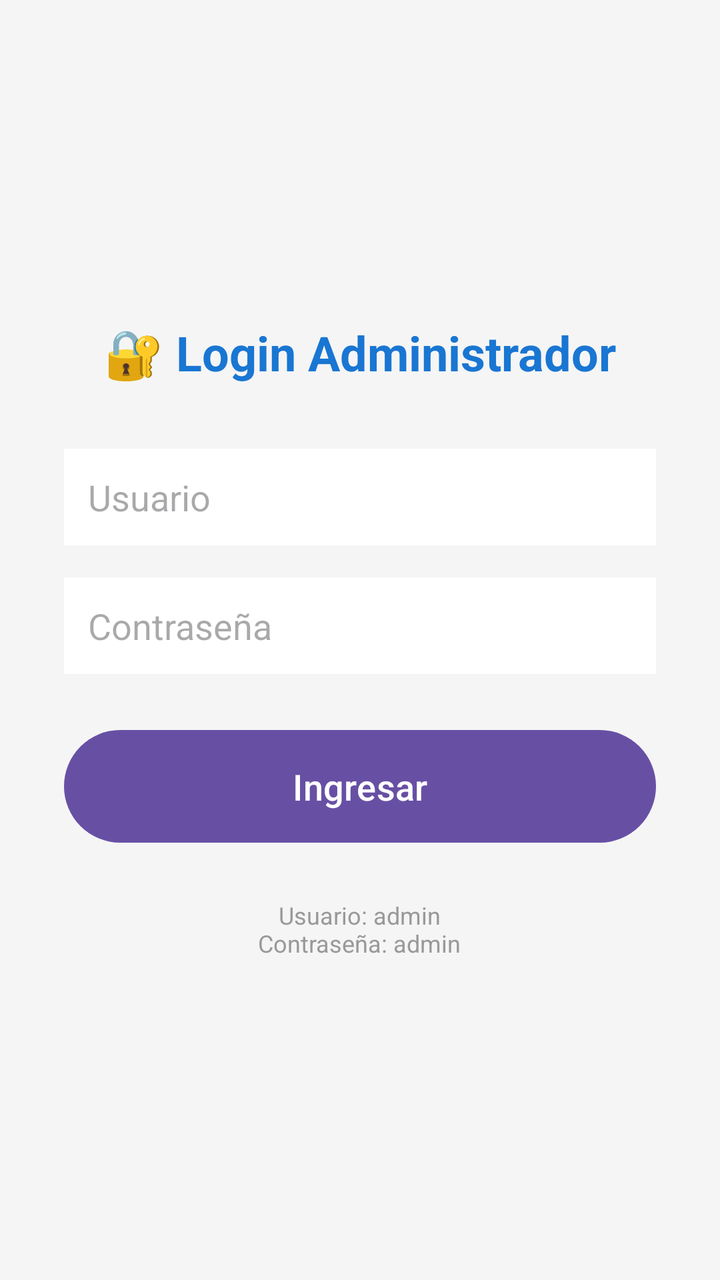
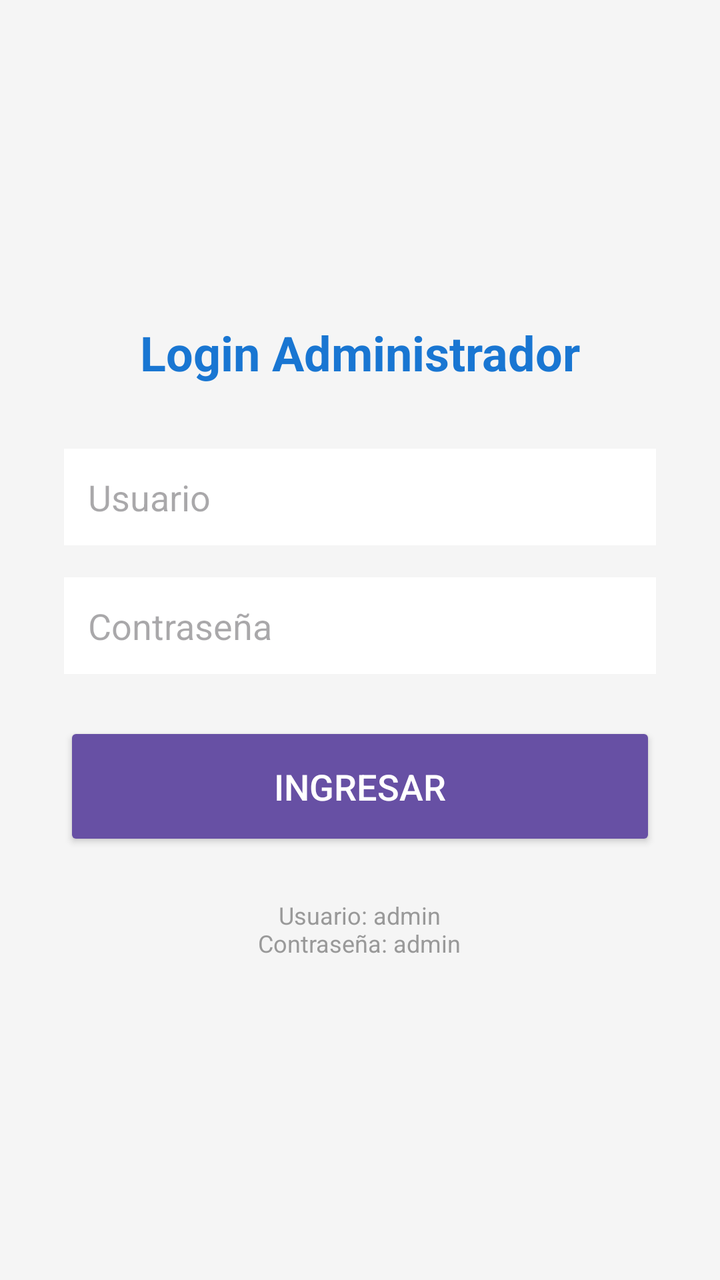

Before-and-after screenshots of an Android layout around one commit, followed by the original layout XML and the change that was made.
<!-- AndroidManifest.xml: application theme Theme.TaxiFB -->
<!-- res/layout/activity_login.xml -->
<?xml version="1.0" encoding="utf-8"?>
<LinearLayout xmlns:android="http://schemas.android.com/apk/res/android"
    android:layout_width="match_parent"
    android:layout_height="match_parent"
    android:orientation="vertical"
    android:gravity="center"
    android:padding="32dp"
    android:background="#F5F5F5">

    <TextView
        android:layout_width="wrap_content"
        android:layout_height="wrap_content"
        android:text="🔐 Login Administrador"
        android:textSize="24sp"
        android:textStyle="bold"
        android:textColor="#1976D2"
        android:layout_marginBottom="32dp"/>

    <EditText
        android:id="@+id/etUsuario"
        android:layout_width="match_parent"
        android:layout_height="wrap_content"
        android:hint="Usuario"
        android:inputType="text"
        android:padding="12dp"
        android:layout_marginBottom="16dp"
        android:background="#FFFFFF"/>

    <EditText
        android:id="@+id/etPassword"
        android:layout_width="match_parent"
        android:layout_height="wrap_content"
        android:hint="Contraseña"
        android:inputType="textPassword"
        android:padding="12dp"
        android:layout_marginBottom="24dp"
        android:background="#FFFFFF"/>

    <Button
        android:id="@+id/btnLogin"
        android:layout_width="match_parent"
        android:layout_height="wrap_content"
        android:text="Ingresar"
        android:textSize="18sp"
        android:padding="16dp"/>

    <TextView
        android:layout_width="wrap_content"
        android:layout_height="wrap_content"
        android:text="Usuario: admin\nContraseña: admin"
        android:textSize="12sp"
        android:textColor="#999"
        android:gravity="center"
        android:layout_marginTop="24dp"/>

</LinearLayout>
<!-- resources referenced by this layout -->
<resources>
  <style name="Theme.TaxiFB" parent="Base.Theme.TaxiFB" />
  <style name="Base.Theme.TaxiFB" parent="Theme.Material3.DayNight.NoActionBar">
          
          
      </style>
</resources>

<!-- the commit's change to res/layout/activity_login.xml (unified diff, before → after) -->
@@ -10,7 +10,7 @@
     <TextView
         android:layout_width="wrap_content"
         android:layout_height="wrap_content"
-        android:text="🔐 Login Administrador"
+        android:text="Login Administrador"
         android:textSize="24sp"
         android:textStyle="bold"
         android:textColor="#1976D2"
@@ -38,6 +38,7 @@
 
     <Button
         android:id="@+id/btnLogin"
+        style="@style/Widget.AppCompat.Button"
         android:layout_width="match_parent"
         android:layout_height="wrap_content"
         android:text="Ingresar"
